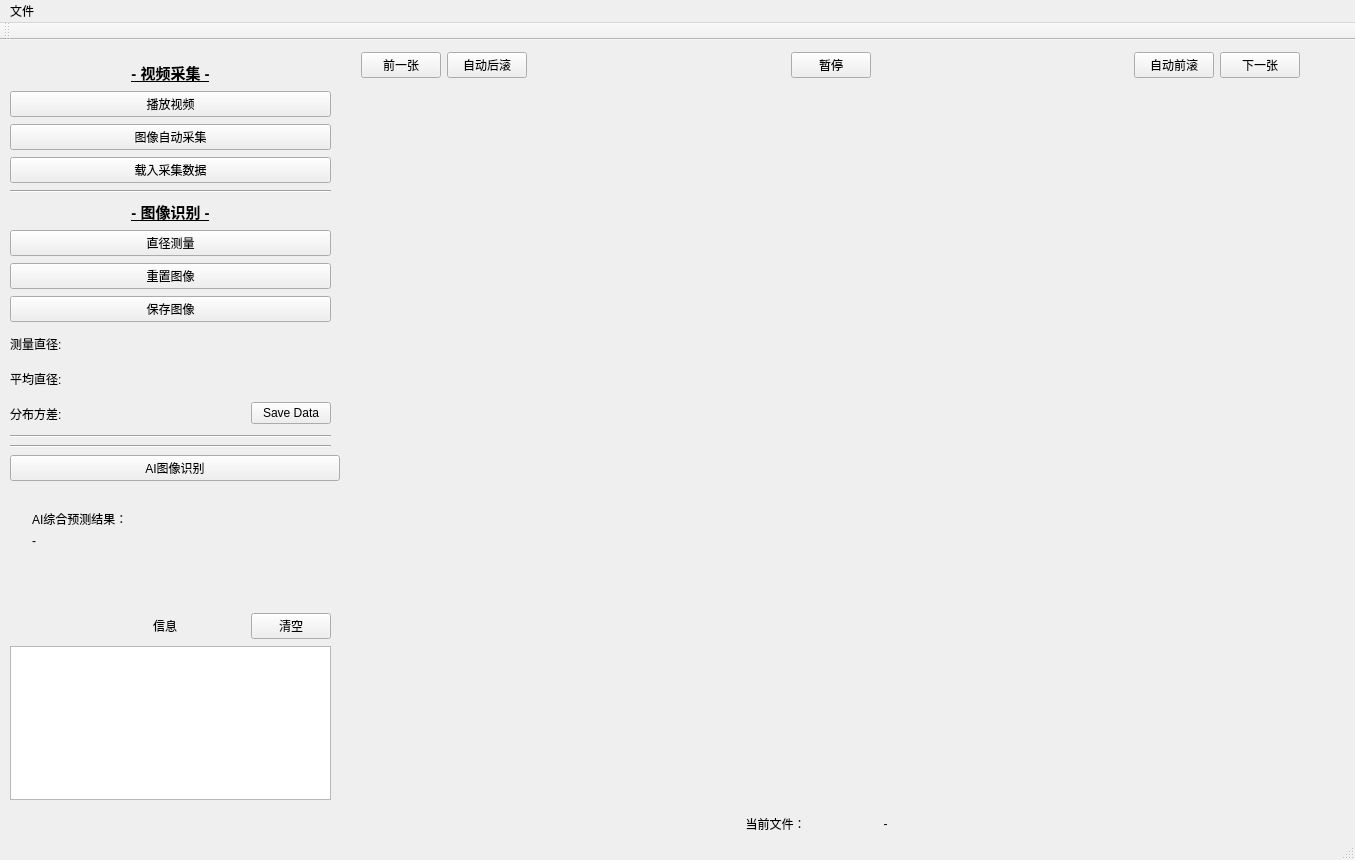
Qt form CashmereClassifier/CashmereDetector.ui (HWeigo/CashmereDetector) before a commit.
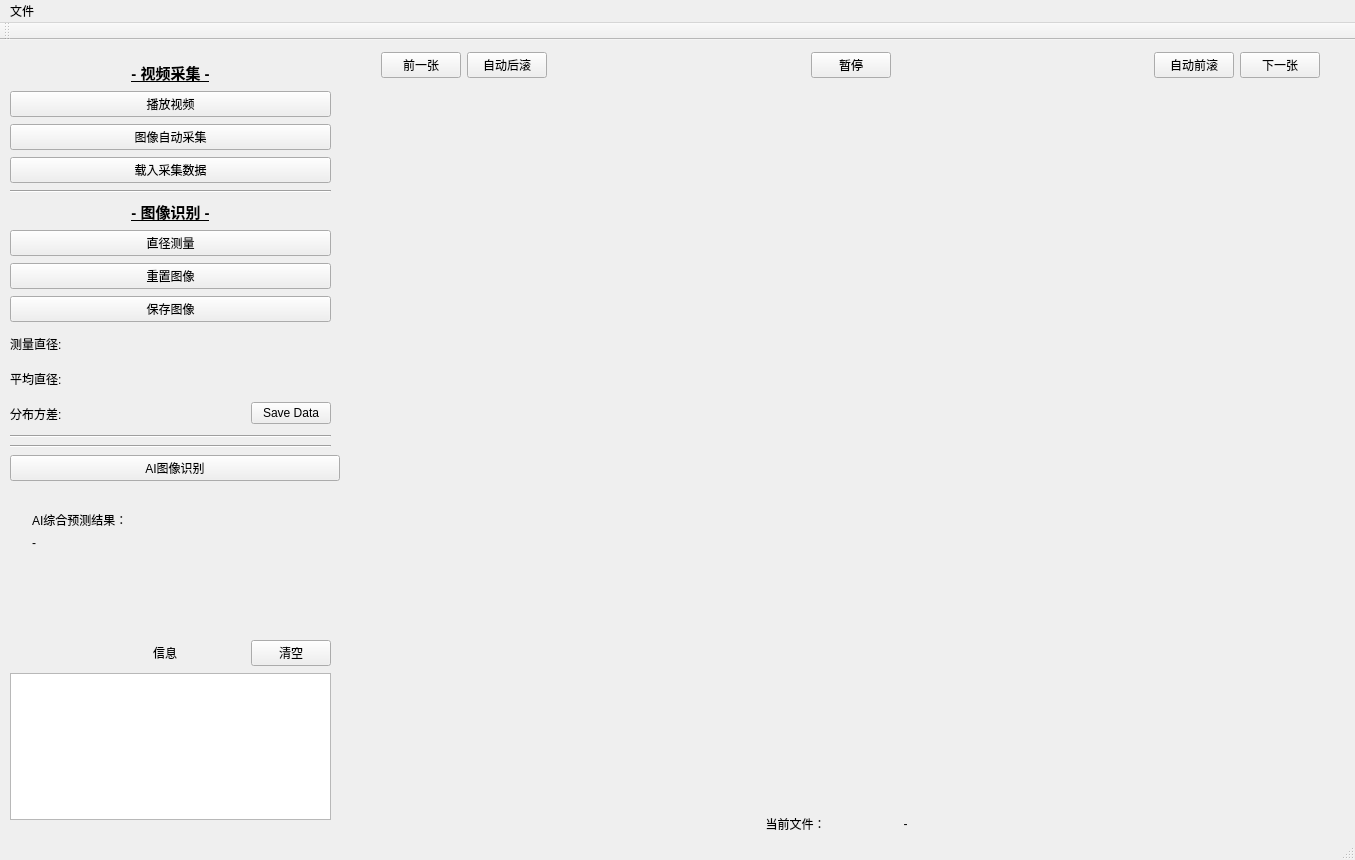
The same form after that commit.

Patch:
```diff
--- a/CashmereClassifier/CashmereDetector.ui
+++ b/CashmereClassifier/CashmereDetector.ui
@@ -17,7 +17,7 @@
    <widget class="QWidget" name="widget" native="true">
     <property name="geometry">
      <rect>
-      <x>350</x>
+      <x>370</x>
       <y>50</y>
       <width>960</width>
       <height>720</height>
@@ -30,7 +30,7 @@
       <x>10</x>
       <y>10</y>
       <width>332</width>
-      <height>761</height>
+      <height>781</height>
      </rect>
     </property>
     <layout class="QVBoxLayout" name="verticalLayout">
@@ -243,13 +243,19 @@
        <layout class="QHBoxLayout" name="horizontalLayout">
         <item>
          <widget class="QWidget" name="widget_2" native="true">
+          <property name="minimumSize">
+           <size>
+            <width>0</width>
+            <height>94</height>
+           </size>
+          </property>
           <layout class="QVBoxLayout" name="verticalLayout_2">
            <item>
             <widget class="QLabel" name="label_3">
              <property name="maximumSize">
               <size>
                <width>140</width>
-               <height>16777215</height>
+               <height>20</height>
               </size>
              </property>
              <property name="text">
@@ -268,6 +274,9 @@
              <property name="text">
               <string>-</string>
              </property>
+             <property name="alignment">
+              <set>Qt::AlignLeading|Qt::AlignLeft|Qt::AlignTop</set>
+             </property>
             </widget>
            </item>
           </layout>
@@ -371,7 +380,7 @@
    <widget class="QWidget" name="widget_5" native="true">
     <property name="geometry">
      <rect>
-      <x>350</x>
+      <x>370</x>
       <y>0</y>
       <width>961</width>
       <height>50</height>
@@ -444,7 +453,7 @@
    <widget class="QLabel" name="label_filename">
     <property name="geometry">
      <rect>
-      <x>830</x>
+      <x>850</x>
       <y>770</y>
       <width>111</width>
       <height>28</height>
@@ -460,7 +469,7 @@
    <widget class="QLabel" name="label_filename_2">
     <property name="geometry">
      <rect>
-      <x>720</x>
+      <x>740</x>
       <y>770</y>
       <width>111</width>
       <height>28</height>
```
